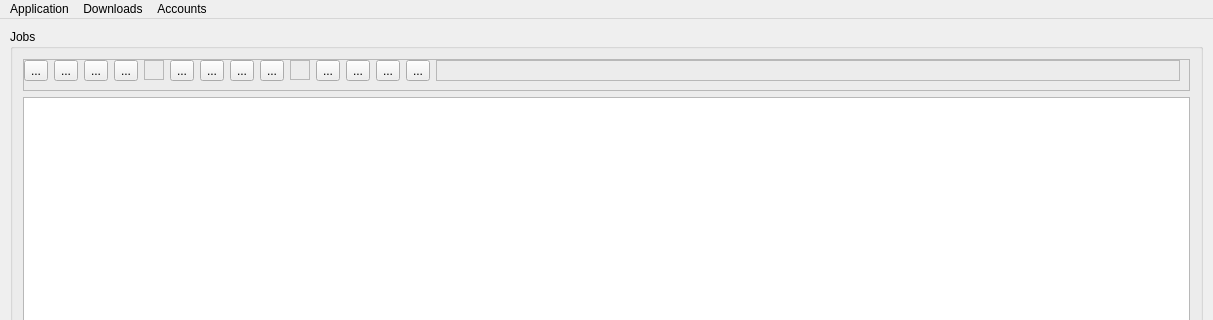
The window that aoget/qt/main_window.ui (endre-git/aoget) describes before a commit, drawn with Qt 5; both pictures show x 0 to 1213 and y 0 to 320 of the 1213 by 871 pixel window.
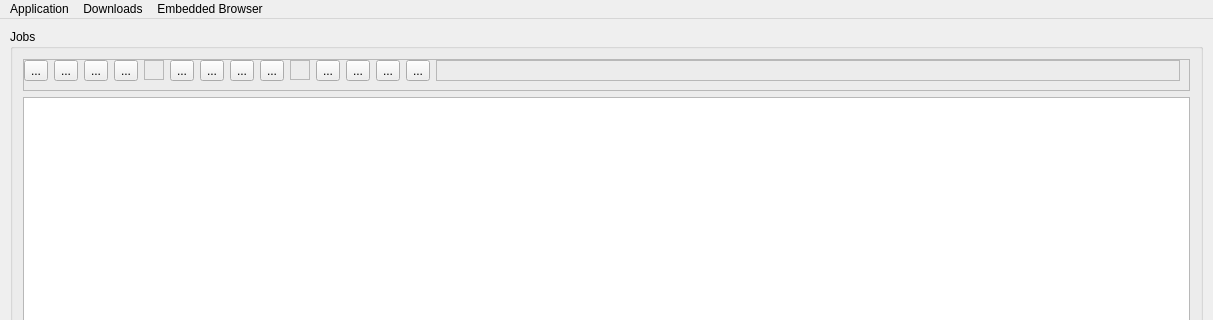
The same window after the commit. Icons and pictures are not drawn.

Commit message: refactored the embedded browser into a separate QWidget. test coverage @ 84% for login_dialog

```diff
--- a/aoget/qt/main_window.ui
+++ b/aoget/qt/main_window.ui
@@ -789,7 +789,7 @@
    </widget>
    <widget class="QMenu" name="menuAccounts">
     <property name="title">
-     <string>Accounts</string>
+     <string>Embedded Browser</string>
     </property>
     <addaction name="actionAccount_login"/>
    </widget>
```
The commit also changes 5 other files.
